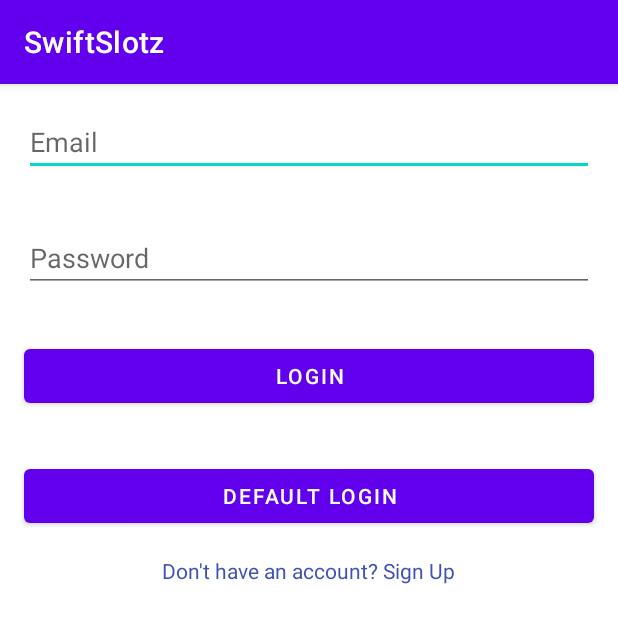
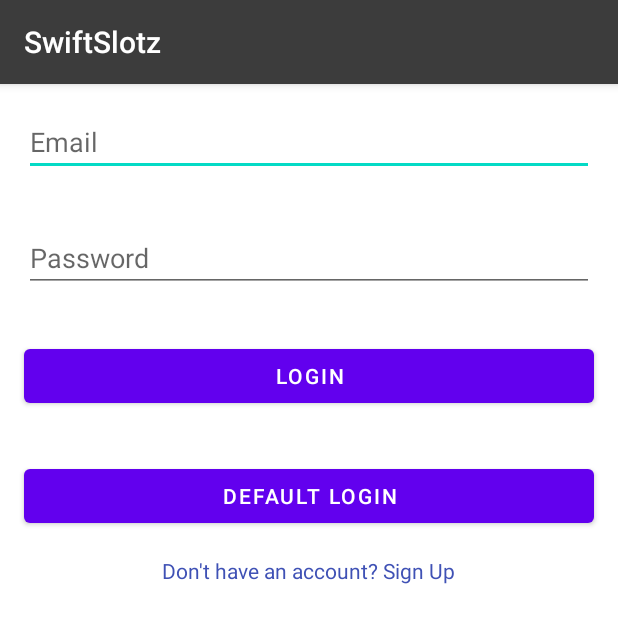
Before and after one commit to NeonAurora/SwiftSlotz, an Android app: the screen it shows after launch (LoginActivity), on a phone screen of 412 x 824 dp. Shown: the top 623 px of the screen. Run offline under Robolectric (Android 15) with nearby library versions, the phone set to English and light mode, and no system bars; our stand-ins replace Firebase (no records; nobody signed in at launch, a user with empty details on screens opened directly).

Commit message:
customized app bar added

```diff
--- /dev/null
+++ b/app/src/main/res/menu/bottom_navigation_menu.xml
@@ -0,0 +1,4 @@
+<?xml version="1.0" encoding="utf-8"?>
+<menu xmlns:android="http://schemas.android.com/apk/res/android">
+
+</menu>
--- a/app/src/main/res/menu/menu_main.xml
+++ b/app/src/main/res/menu/menu_main.xml
@@ -3,7 +3,7 @@
     xmlns:app="http://schemas.android.com/apk/res-auto">
     <item
         android:id="@+id/action_logout"
-        android:icon="@drawable/ic_logout"
+        android:icon="@drawable/resized_logout_icon"
         android:title="Logout"
         app:showAsAction="ifRoom"/>
 </menu>
--- a/app/src/main/res/values-night/themes.xml
+++ b/app/src/main/res/values-night/themes.xml
@@ -11,6 +11,11 @@
         <item name="colorOnSecondary">@color/black</item>
         <!-- Status bar color. -->
         <item name="android:statusBarColor">?attr/colorPrimaryVariant</item>
-        <!-- Customize your theme here. -->
+        <!-- ActionBar style -->
+        <item name="actionBarStyle">@style/MyActionBar</item>
+    </style>
+
+    <style name="MyActionBar" parent="Widget.AppCompat.ActionBar">
+        <item name="background">@color/greyish_black</item>
     </style>
 </resources>
--- a/app/src/main/res/values/colors.xml
+++ b/app/src/main/res/values/colors.xml
@@ -7,4 +7,5 @@
     <color name="teal_700">#FF018786</color>
     <color name="black">#FF000000</color>
     <color name="white">#FFFFFFFF</color>
+    <color name="greyish_black">#3C3C3C</color> <!-- Greyish black color -->
 </resources>
--- a/app/src/main/res/values/themes.xml
+++ b/app/src/main/res/values/themes.xml
@@ -1,6 +1,6 @@
 <resources xmlns:tools="http://schemas.android.com/tools">
     <!-- Base application theme. -->
-    <style name="Theme.SwiftSlotz" parent="Theme.MaterialComponents.DayNight.DarkActionBar">
+    <style name="Theme.SwiftSlotz" parent="Theme.MaterialComponents.Light.DarkActionBar">
         <!-- Primary brand color. -->
         <item name="colorPrimary">@color/purple_500</item>
         <item name="colorPrimaryVariant">@color/purple_700</item>
@@ -11,6 +11,11 @@
         <item name="colorOnSecondary">@color/black</item>
         <!-- Status bar color. -->
         <item name="android:statusBarColor">?attr/colorPrimaryVariant</item>
-        <!-- Customize your theme here. -->
+        <!-- ActionBar style -->
+        <item name="actionBarStyle">@style/MyActionBar</item>
+    </style>
+
+    <style name="MyActionBar" parent="Widget.AppCompat.ActionBar">
+        <item name="background">@color/greyish_black</item>
     </style>
 </resources>
```
Also changed, not shown: app/src/main/res/drawable/resized_logout_icon.xml (added, +7 -0 lines).
